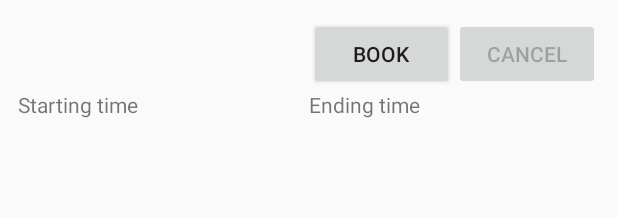
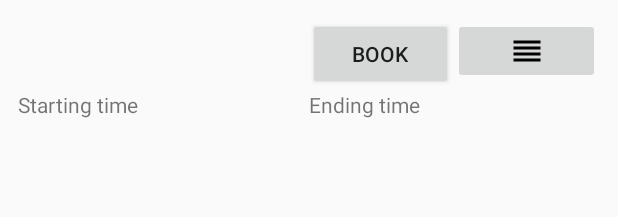
Before and after one commit to mhd-zulqarnain/car-parking, an Android app: the layout single_main_parking_view.xml on its own in the app's theme, with its tools: preview values and no code run, on a phone screen of 412 x 824 dp. Shown: the top 217 px of the screen. Run offline under Robolectric (Android 15) with nearby library versions, the phone set to English and light mode, and no system bars.

Commit message:
booking-cancel

```diff
--- a/app/src/main/java/zee/example/com/carparking/utilities/utils.java
+++ b/app/src/main/java/zee/example/com/carparking/utilities/utils.java
@@ -17,6 +17,7 @@ import com.google.firebase.database.ValueEventListener;
 
 import java.sql.Timestamp;
 import java.text.SimpleDateFormat;
+import java.util.Calendar;
 import java.util.Date;
 import java.util.HashMap;
 
@@ -209,10 +210,11 @@ public class utils {
         long in = Long.parseLong(timeIn);
         long out = Long.parseLong(timeOut);
 
-        if (in > out) {
+        if (in < out) {
             return true;
         } else
             return false;
     }
 
+
 }
--- /dev/null
+++ b/app/src/main/res/drawable/ic_detail_black_24dp.xml
@@ -0,0 +1,9 @@
+<vector xmlns:android="http://schemas.android.com/apk/res/android"
+        android:width="24dp"
+        android:height="24dp"
+        android:viewportWidth="24.0"
+        android:viewportHeight="24.0">
+    <path
+        android:fillColor="#FF000000"
+        android:pathData="M3,15h18v-2L3,13v2zM3,19h18v-2L3,17v2zM3,11h18L21,9L3,9v2zM3,5v2h18L21,5L3,5z"/>
+</vector>
--- a/app/src/main/res/layout/single_main_parking_view.xml
+++ b/app/src/main/res/layout/single_main_parking_view.xml
@@ -22,13 +22,13 @@
             android:layout_height="wrap_content"
             android:layout_weight="1"
             android:text="Book" />
-        <Button
-            android:id="@+id/cancel_btn"
-            android:layout_width="0dp"
+        <ImageButton
+            android:id="@+id/detail_btn"
+            android:layout_width=".5dp"
             android:layout_height="wrap_content"
             android:layout_weight="1"
-            android:enabled="false"
-            android:text="Cancel" />
+            android:src="@drawable/ic_detail_black_24dp"
+            />
     </LinearLayout>
 
     <LinearLayout
```
Also changed, not shown: app/src/main/java/zee/example/com/carparking/user/BookDialogFragment.java (+14 -16 lines), app/src/main/java/zee/example/com/carparking/user/ParkingAreaActivity.java (+6 -1 lines), app/src/main/java/zee/example/com/carparking/user/adapter/ParkingAreaAdapter.java (+23 -41 lines), app/src/main/res/layout/booking_dialog_view.xml (+21 -4 lines).
